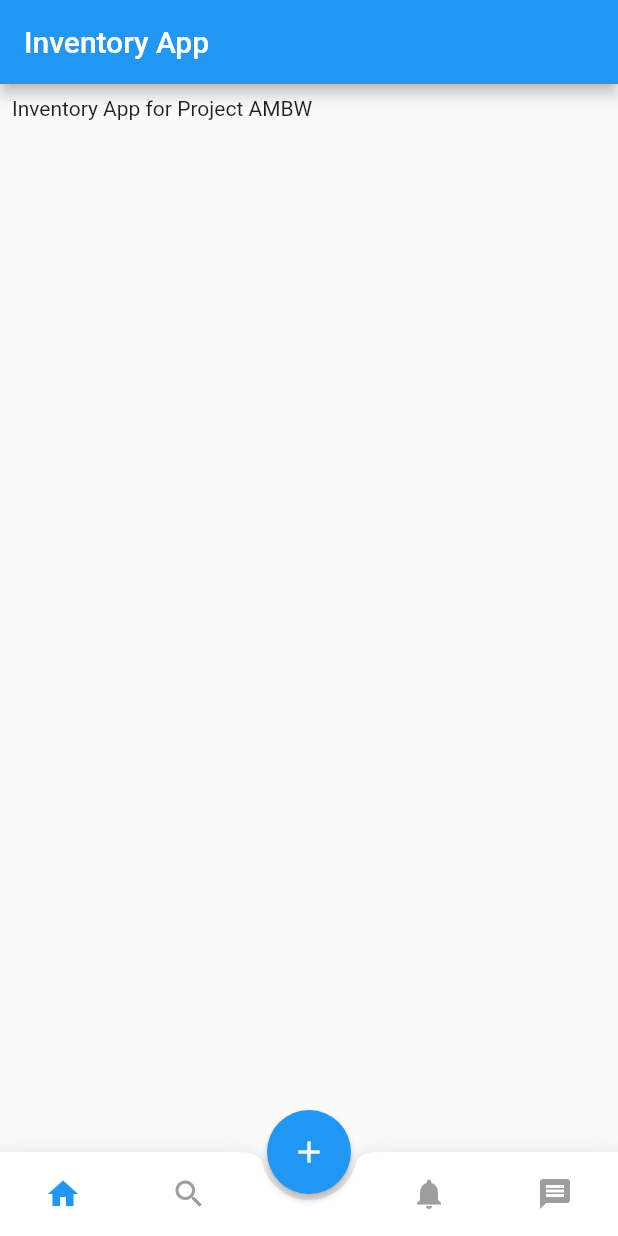
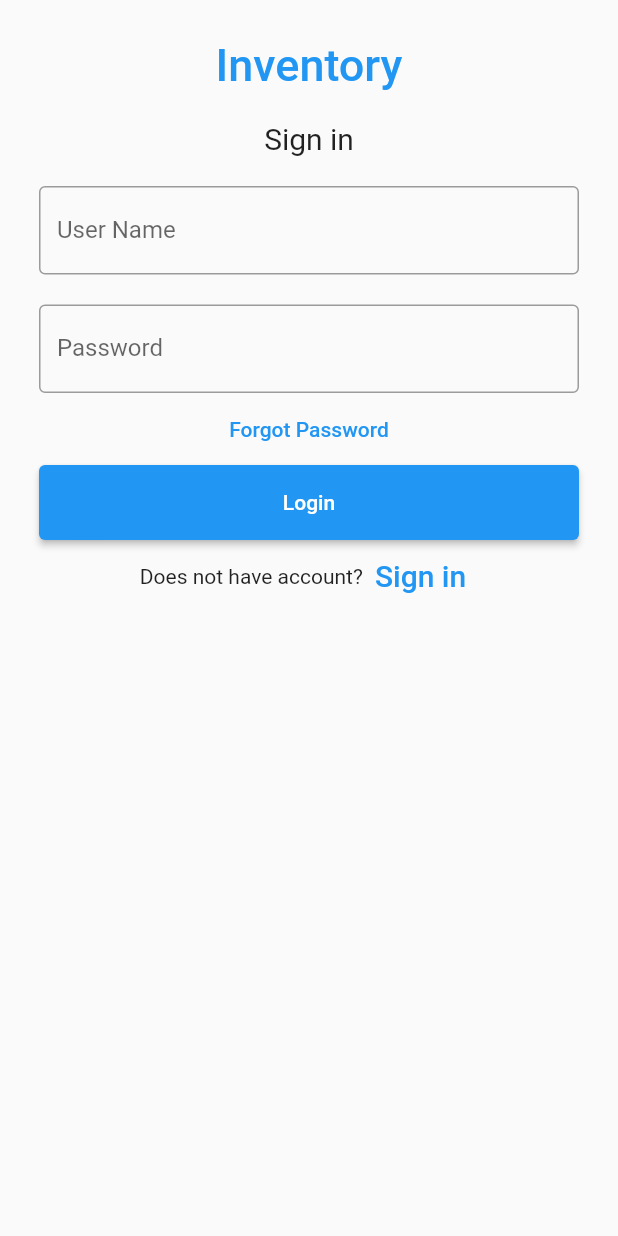
Before and after one commit to ardianasman/Aplikasi-Inventori-Android, a Flutter app: the screen it shows after launch, on a phone screen of 412 x 824 dp. Run offline on Flutter 3.47's test engine with Material 2 defaults, Android fonts, the phone set to English and light mode, and no system bars; our stand-ins replace animated_splash_screen, firebase_auth, firebase_core, google_sign_in, page_transition; accounts and stored records are empty.

Commit message:
LoginPage

```diff
--- /dev/null
+++ b/project_ambw/lib/login.dart
@@ -0,0 +1,113 @@
+import 'package:firebase_auth/firebase_auth.dart';
+import 'package:flutter/material.dart';
+
+class LoginPage extends StatefulWidget {
+  const LoginPage({Key? key}) : super(key: key);
+
+  @override
+  State<LoginPage> createState() => _LoginPageState();
+}
+
+class _LoginPageState extends State<LoginPage> {
+  final emailController = TextEditingController();
+  final passwordController = TextEditingController();
+
+  @override
+  void dispose() {
+    emailController.dispose();
+    passwordController.dispose();
+
+    super.dispose();
+  }
+
+  Future signIn() async {
+    await FirebaseAuth.instance.signInWithEmailAndPassword(
+      email: emailController.text,
+      password: passwordController.text,
+    );
+  }
+
+  @override
+  Widget build(BuildContext context) {
+    return Scaffold(
+      body: Padding(
+          padding: const EdgeInsets.all(16),
+          child: ListView(
+            children: <Widget>[
+              Container(
+                  alignment: Alignment.center,
+                  padding: const EdgeInsets.all(10),
+                  child: const Text(
+                    'Inventory',
+                    style: TextStyle(
+                        color: Colors.blue,
+                        fontWeight: FontWeight.w500,
+                        fontSize: 30),
+                  )),
+              Container(
+                  alignment: Alignment.center,
+                  padding: const EdgeInsets.all(10),
+                  child: const Text(
+                    'Sign in',
+                    style: TextStyle(fontSize: 20),
+                  )),
+              Container(
+                padding: const EdgeInsets.all(10),
+                child: TextField(
+                  controller: emailController,
+                  decoration: const InputDecoration(
+                    border: OutlineInputBorder(),
+                    labelText: 'User Name',
+                  ),
+                ),
+              ),
+              Container(
+                padding: const EdgeInsets.fromLTRB(10, 10, 10, 0),
+                child: TextField(
+                  obscureText: true,
+                  controller: passwordController,
+                  decoration: const InputDecoration(
+                    border: OutlineInputBorder(),
+                    labelText: 'Password',
+                  ),
+                ),
+              ),
+              TextButton(
+                onPressed: () {
+                  //forgot password screen
+                },
+                child: const Text(
+                  'Forgot Password',
+                ),
+              ),
+              Container(
+                  height: 50,
+                  padding: const EdgeInsets.fromLTRB(10, 0, 10, 0),
+                  child: ElevatedButton(
+                    child: const Text('Login'),
+                    onPressed: () {
+                      print(emailController.text);
+                      print(passwordController.text);
+                      signIn();
+                    },
+                  )),
+              Row(
+                children: <Widget>[
+                  const Text('Does not have account?'),
+                  TextButton(
+                    child: const Text(
+                      'Sign in',
+                      style: TextStyle(fontSize: 20),
+                    ),
+                    onPressed: () {
+                      //signup screen
+                    },
+                  )
+                ],
+                mainAxisAlignment: MainAxisAlignment.center,
+              ),
+            ],
+          )),
+    );
+  }
+}
--- a/project_ambw/lib/main.dart
+++ b/project_ambw/lib/main.dart
@@ -1,14 +1,19 @@
 // ignore_for_file: prefer_const_constructors, prefer_const_literals_to_create_immutables
 
 import 'package:animated_splash_screen/animated_splash_screen.dart';
+import 'package:firebase_auth/firebase_auth.dart';
 import 'package:firebase_core/firebase_core.dart';
 import 'package:flutter/material.dart';
 import 'package:page_transition/page_transition.dart';
+import 'package:project_ambw/firebase_options.dart';
+import 'package:project_ambw/login.dart';
 import 'package:project_ambw/profile.dart';
 
 Future main() async {
   WidgetsFlutterBinding.ensureInitialized();
-  await Firebase.initializeApp();
+  await Firebase.initializeApp(
+    options: DefaultFirebaseOptions.currentPlatform,
+  );
 
   runApp(const MyApp());
 }
@@ -32,7 +37,16 @@ class _MyAppState extends State<MyApp> {
           color: Colors.white,
           size: 150,
         ),
-        nextScreen: MainScreen(),
+        nextScreen: StreamBuilder<User?>(
+          stream: FirebaseAuth.instance.authStateChanges(),
+          builder: (context, snapshot) {
+            if (snapshot.hasData) {
+              return MyApp();
+            } else {
+              return LoginPage();
+            }
+          },
+        ),
         splashTransition: SplashTransition.fadeTransition,
         pageTransitionType: PageTransitionType.fade,
         backgroundColor: Color(0xFF264653),
```
